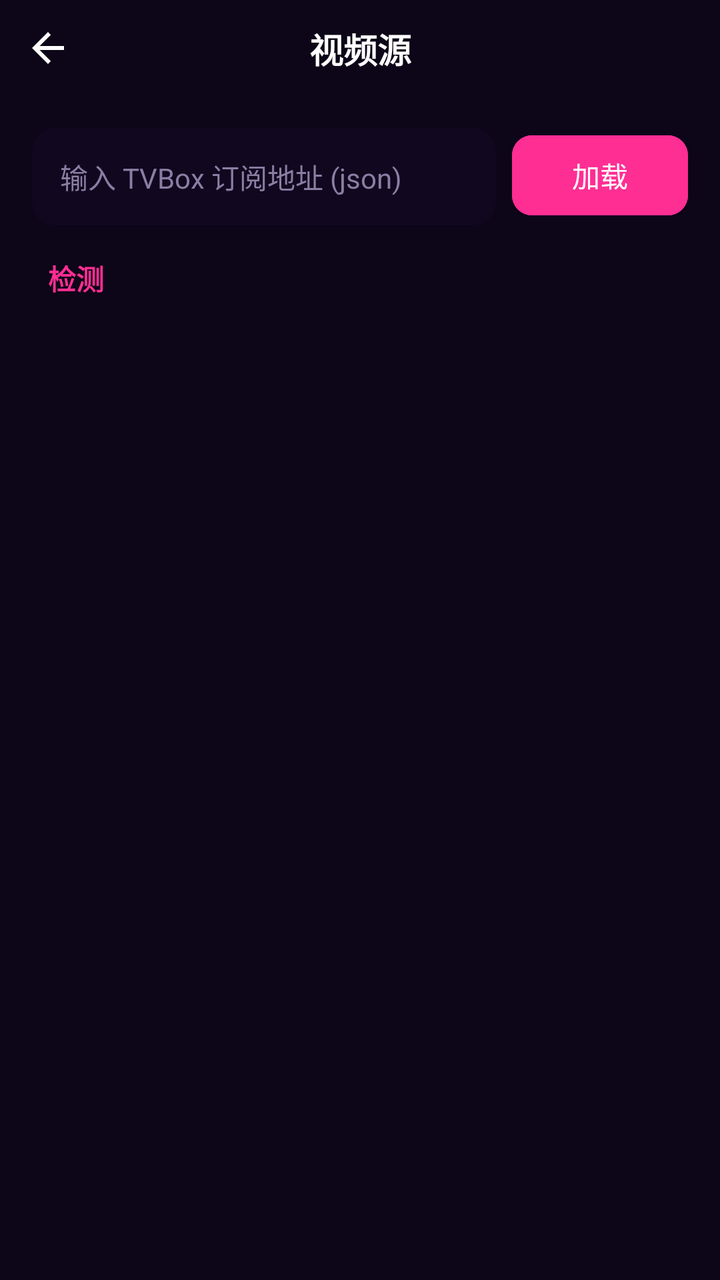
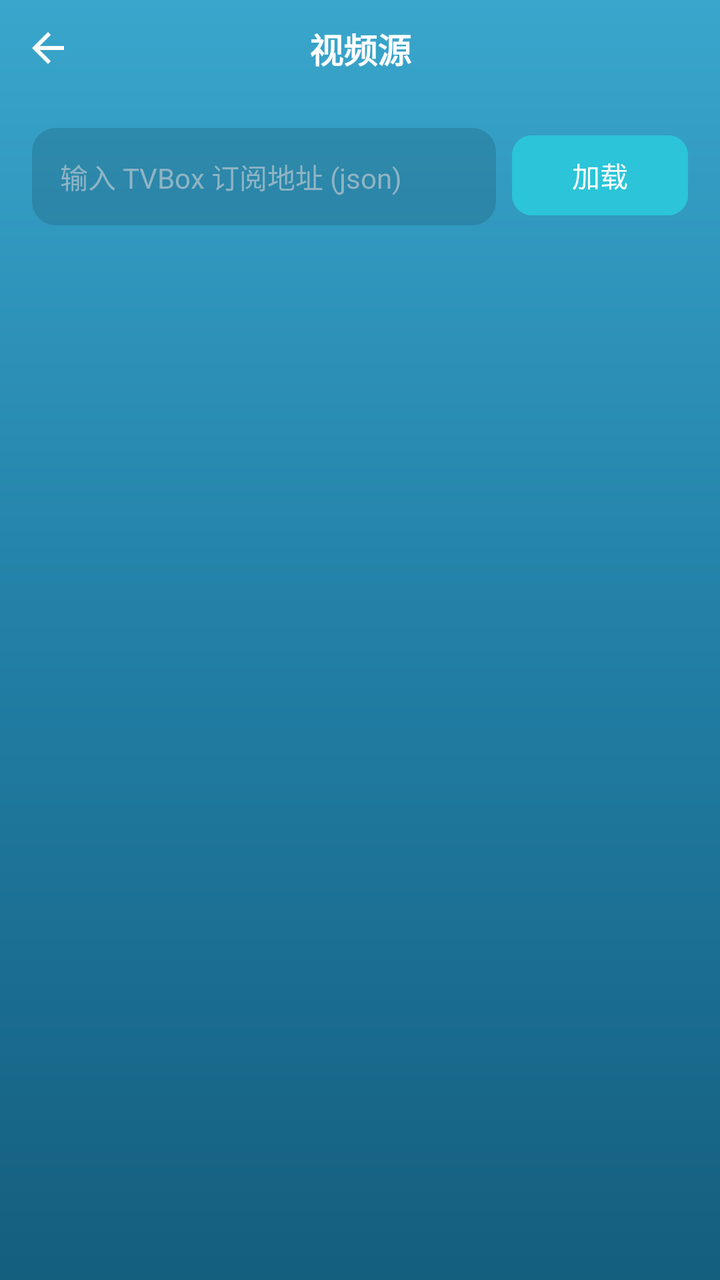

Two renders of the same Android screen: before a commit and after it. Below are the layout's source before the change and the commit's diff.
<!-- AndroidManifest.xml: application theme AppTheme -->
<!-- res/layout/activity_source.xml -->
<?xml version="1.0" encoding="utf-8"?>
<androidx.constraintlayout.widget.ConstraintLayout xmlns:android="http://schemas.android.com/apk/res/android"
    xmlns:app="http://schemas.android.com/apk/res-auto"
    android:layout_width="match_parent"
    android:layout_height="match_parent"
    android:fitsSystemWindows="true">

    <ImageView
        android:id="@+id/ivBack"
        android:layout_width="48dp"
        android:layout_height="48dp"
        android:background="?attr/selectableItemBackgroundBorderless"
        android:padding="12dp"
        android:src="@drawable/ic_back"
        app:layout_constraintStart_toStartOf="parent"
        app:layout_constraintTop_toTopOf="parent"
        app:tint="@color/text_primary" />

    <TextView
        android:layout_width="wrap_content"
        android:layout_height="wrap_content"
        android:text="@string/title_source"
        android:textColor="@color/text_primary"
        android:textSize="17sp"
        android:textStyle="bold"
        app:layout_constraintBottom_toBottomOf="@id/ivBack"
        app:layout_constraintEnd_toEndOf="parent"
        app:layout_constraintStart_toStartOf="parent"
        app:layout_constraintTop_toTopOf="@id/ivBack" />

    <EditText
        android:id="@+id/etApi"
        android:layout_width="0dp"
        android:layout_height="wrap_content"
        android:layout_marginStart="16dp"
        android:layout_marginTop="16dp"
        android:layout_marginEnd="8dp"
        android:background="@drawable/bg_input"
        android:hint="@string/hint_source_url"
        android:padding="14dp"
        android:singleLine="true"
        android:textColor="@color/text_primary"
        android:textColorHint="@color/text_hint"
        android:textSize="14sp"
        app:layout_constraintEnd_toStartOf="@id/btnLoad"
        app:layout_constraintHorizontal_chainStyle="packed"
        app:layout_constraintStart_toStartOf="parent"
        app:layout_constraintTop_toBottomOf="@id/ivBack"
        app:layout_constraintWidth_max="320dp" />

    <Button
        android:id="@+id/btnLoad"
        android:layout_width="wrap_content"
        android:layout_height="48dp"
        android:layout_marginEnd="16dp"
        android:backgroundTint="@color/colorPrimary"
        android:text="@string/action_load"
        android:textAllCaps="false"
        android:textColor="@android:color/white"
        android:textSize="14sp"
        app:cornerRadius="10dp"
        app:layout_constraintBaseline_toBaselineOf="@id/etApi"
        app:layout_constraintEnd_toEndOf="parent"
        app:layout_constraintStart_toEndOf="@id/etApi" />

    
    <LinearLayout
        android:id="@+id/checkRow"
        android:layout_width="match_parent"
        android:layout_height="wrap_content"
        android:gravity="center_vertical"
        android:orientation="horizontal"
        android:paddingStart="16dp"
        android:paddingEnd="16dp"
        android:paddingTop="8dp"
        app:layout_constraintTop_toBottomOf="@id/etApi">

        <TextView
            android:id="@+id/btnCheck"
            android:layout_width="wrap_content"
            android:layout_height="wrap_content"
            android:padding="8dp"
            android:text="检测"
            android:textColor="@color/colorPrimary"
            android:textSize="14sp"
            android:textStyle="bold" />

        <TextView
            android:id="@+id/btnStopCheck"
            android:layout_width="wrap_content"
            android:layout_height="wrap_content"
            android:padding="8dp"
            android:text="停止"
            android:textColor="@android:color/holo_red_dark"
            android:textSize="14sp"
            android:visibility="gone" />

        <ProgressBar
            android:id="@+id/progressCheck"
            style="?android:attr/progressBarStyleHorizontal"
            android:layout_width="0dp"
            android:layout_height="wrap_content"
            android:layout_marginStart="8dp"
            android:layout_weight="1"
            android:visibility="gone" />

        <TextView
            android:id="@+id/tvCheckProgress"
            android:layout_width="wrap_content"
            android:layout_height="wrap_content"
            android:layout_marginStart="8dp"
            android:textSize="12sp" />
    </LinearLayout>

    <ProgressBar
        android:id="@+id/progress"
        android:layout_width="40dp"
        android:layout_height="40dp"
        android:indeterminateTint="@color/colorPrimary"
        android:visibility="gone"
        app:layout_constraintBottom_toBottomOf="parent"
        app:layout_constraintEnd_toEndOf="parent"
        app:layout_constraintStart_toStartOf="parent"
        app:layout_constraintTop_toTopOf="parent" />

    <androidx.recyclerview.widget.RecyclerView
        android:id="@+id/rvSource"
        android:layout_width="match_parent"
        android:layout_height="0dp"
        android:clipToPadding="false"
        android:padding="12dp"
        android:paddingTop="4dp"
        app:layout_constraintBottom_toBottomOf="parent"
        app:layout_constraintTop_toBottomOf="@id/checkRow" />

</androidx.constraintlayout.widget.ConstraintLayout>
<!-- resources referenced by this layout -->
<resources>
  <color name="colorPrimary">#FF2E93</color>
  <color name="text_hint">#8A7FA3</color>
  <color name="text_primary">#FFFFFF</color>
  <!-- drawable bg_input (drawable) -->
  <?xml version="1.0" encoding="utf-8"?>
  <shape xmlns:android="http://schemas.android.com/apk/res/android"
      android:shape="rectangle">
      <solid android:color="@color/card_bg" />
      <corners android:radius="12dp" />
  </shape>
  <!-- drawable ic_back (drawable) -->
  <?xml version="1.0" encoding="utf-8"?>
  <vector xmlns:android="http://schemas.android.com/apk/res/android"
      android:width="24dp"
      android:height="24dp"
      android:viewportWidth="24"
      android:viewportHeight="24">
      <path
          android:fillColor="#FFFFFF"
          android:pathData="M20,11H7.83l5.59,-5.59L12,4l-8,8 8,8 1.41,-1.41L7.83,13H20v-2z" />
  </vector>
  <string name="action_load">加载</string>
  <string name="hint_source_url">输入 TVBox 订阅地址 (json)</string>
  <string name="title_source">视频源</string>
  <style name="AppTheme" parent="Base.AppTheme" />
  <color name="card_bg">#33241640</color>
  <style name="Base.AppTheme" parent="Theme.Material3.Dark.NoActionBar">
          <item name="colorPrimary">@color/colorPrimary</item>
          <item name="colorOnPrimary">@color/colorOnPrimary</item>
          <item name="colorPrimaryVariant">@color/colorPrimaryVariant</item>
          <item name="android:statusBarColor">@android:color/transparent</item>
          <item name="android:navigationBarColor">@android:color/transparent</item>
          <item name="android:windowBackground">@color/bg_dark</item>
          <item name="android:windowDrawsSystemBarBackgrounds">true</item>
          <item name="android:forceDarkAllowed">false</item>
      </style>
  <color name="colorOnPrimary">#FFFFFF</color>
  <color name="colorPrimaryVariant">#C2187A</color>
  <color name="bg_dark">#0D0518</color>
</resources>

<!-- the commit's change to res/layout/activity_source.xml (unified diff, before → after) -->
@@ -63,55 +63,6 @@
         app:layout_constraintEnd_toEndOf="parent"
         app:layout_constraintStart_toEndOf="@id/etApi" />
 
-    
-    <LinearLayout
-        android:id="@+id/checkRow"
-        android:layout_width="match_parent"
-        android:layout_height="wrap_content"
-        android:gravity="center_vertical"
-        android:orientation="horizontal"
-        android:paddingStart="16dp"
-        android:paddingEnd="16dp"
-        android:paddingTop="8dp"
-        app:layout_constraintTop_toBottomOf="@id/etApi">
-
-        <TextView
-            android:id="@+id/btnCheck"
-            android:layout_width="wrap_content"
-            android:layout_height="wrap_content"
-            android:padding="8dp"
-            android:text="检测"
-            android:textColor="@color/colorPrimary"
-            android:textSize="14sp"
-            android:textStyle="bold" />
-
-        <TextView
-            android:id="@+id/btnStopCheck"
-            android:layout_width="wrap_content"
-            android:layout_height="wrap_content"
-            android:padding="8dp"
-            android:text="停止"
-            android:textColor="@android:color/holo_red_dark"
-            android:textSize="14sp"
-            android:visibility="gone" />
-
-        <ProgressBar
-            android:id="@+id/progressCheck"
-            style="?android:attr/progressBarStyleHorizontal"
-            android:layout_width="0dp"
-            android:layout_height="wrap_content"
-            android:layout_marginStart="8dp"
-            android:layout_weight="1"
-            android:visibility="gone" />
-
-        <TextView
-            android:id="@+id/tvCheckProgress"
-            android:layout_width="wrap_content"
-            android:layout_height="wrap_content"
-            android:layout_marginStart="8dp"
-            android:textSize="12sp" />
-    </LinearLayout>
-
     <ProgressBar
         android:id="@+id/progress"
         android:layout_width="40dp"
@@ -131,6 +82,6 @@
         android:padding="12dp"
         android:paddingTop="4dp"
         app:layout_constraintBottom_toBottomOf="parent"
-        app:layout_constraintTop_toBottomOf="@id/checkRow" />
+        app:layout_constraintTop_toBottomOf="@id/etApi" />
 
 </androidx.constraintlayout.widget.ConstraintLayout>
<!-- resource entries referenced after the edit -->
@@ -1,7 +1,7 @@
 <!-- resources referenced by this layout -->
 <resources>
-  <color name="colorPrimary">#FF2E93</color>
-  <color name="text_hint">#8A7FA3</color>
+  <color name="colorPrimary">#2BC4D8</color>
+  <color name="text_hint">#8FB4C4</color>
   <color name="text_primary">#FFFFFF</color>
   <!-- drawable bg_input (drawable) -->
   <?xml version="1.0" encoding="utf-8"?>
@@ -25,19 +25,32 @@
   <string name="hint_source_url">输入 TVBox 订阅地址 (json)</string>
   <string name="title_source">视频源</string>
   <style name="AppTheme" parent="Base.AppTheme" />
-  <color name="card_bg">#33241640</color>
+  <color name="card_bg">#3313384A</color>
   <style name="Base.AppTheme" parent="Theme.Material3.Dark.NoActionBar">
           <item name="colorPrimary">@color/colorPrimary</item>
           <item name="colorOnPrimary">@color/colorOnPrimary</item>
           <item name="colorPrimaryVariant">@color/colorPrimaryVariant</item>
           <item name="android:statusBarColor">@android:color/transparent</item>
           <item name="android:navigationBarColor">@android:color/transparent</item>
-          <item name="android:windowBackground">@color/bg_dark</item>
+          <item name="android:windowBackground">@drawable/bg_main_gradient</item>
           <item name="android:windowDrawsSystemBarBackgrounds">true</item>
           <item name="android:forceDarkAllowed">false</item>
       </style>
-  <color name="colorOnPrimary">#FFFFFF</color>
-  <color name="colorPrimaryVariant">#C2187A</color>
-  <color name="bg_dark">#0D0518</color>
+  <color name="colorOnPrimary">#06202A</color>
+  <color name="colorPrimaryVariant">#1FA7BC</color>
+  <!-- drawable bg_main_gradient (drawable) -->
+  <?xml version="1.0" encoding="utf-8"?>
+  <shape xmlns:android="http://schemas.android.com/apk/res/android"
+      android:shape="rectangle">
+      <gradient
+          android:angle="270"
+          android:startColor="@color/gradient_top"
+          android:centerColor="@color/gradient_mid"
+          android:endColor="@color/gradient_bottom"
+          android:type="linear" />
+  </shape>
+  <color name="gradient_top">#3AA6CC</color>
+  <color name="gradient_mid">#227FA6</color>
+  <color name="gradient_bottom">#145E7E</color>
 </resources>
 
